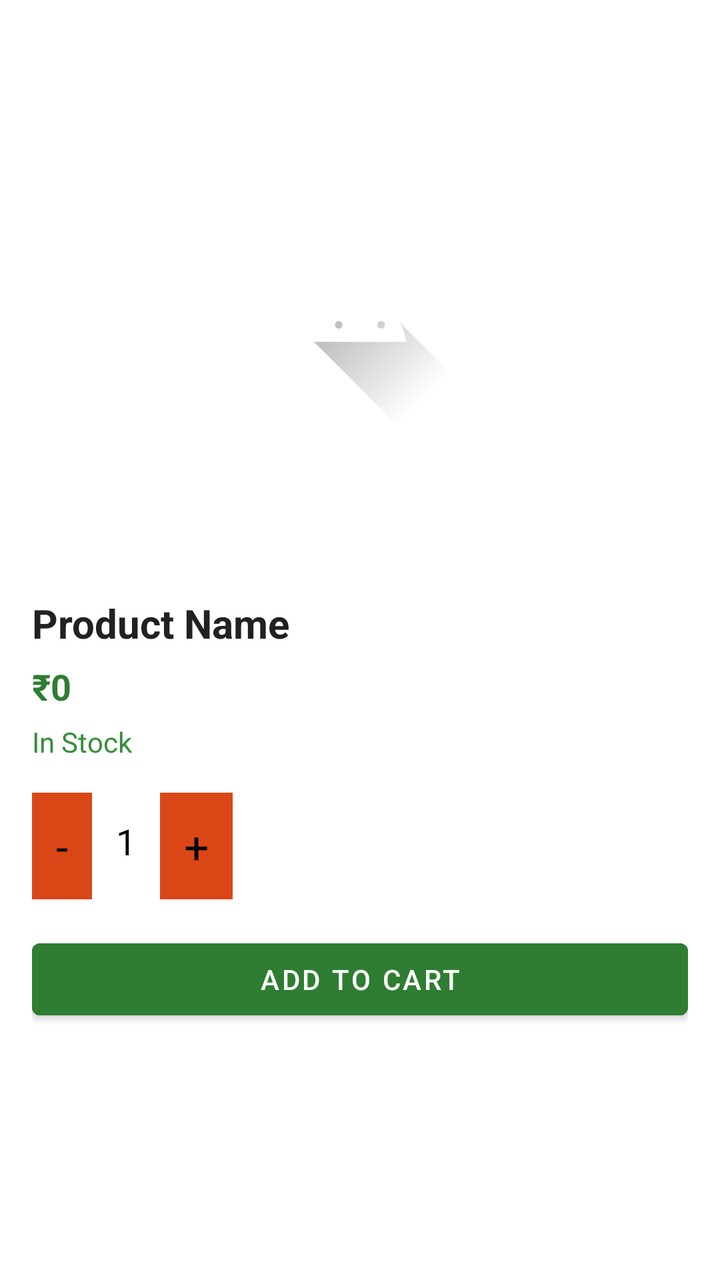
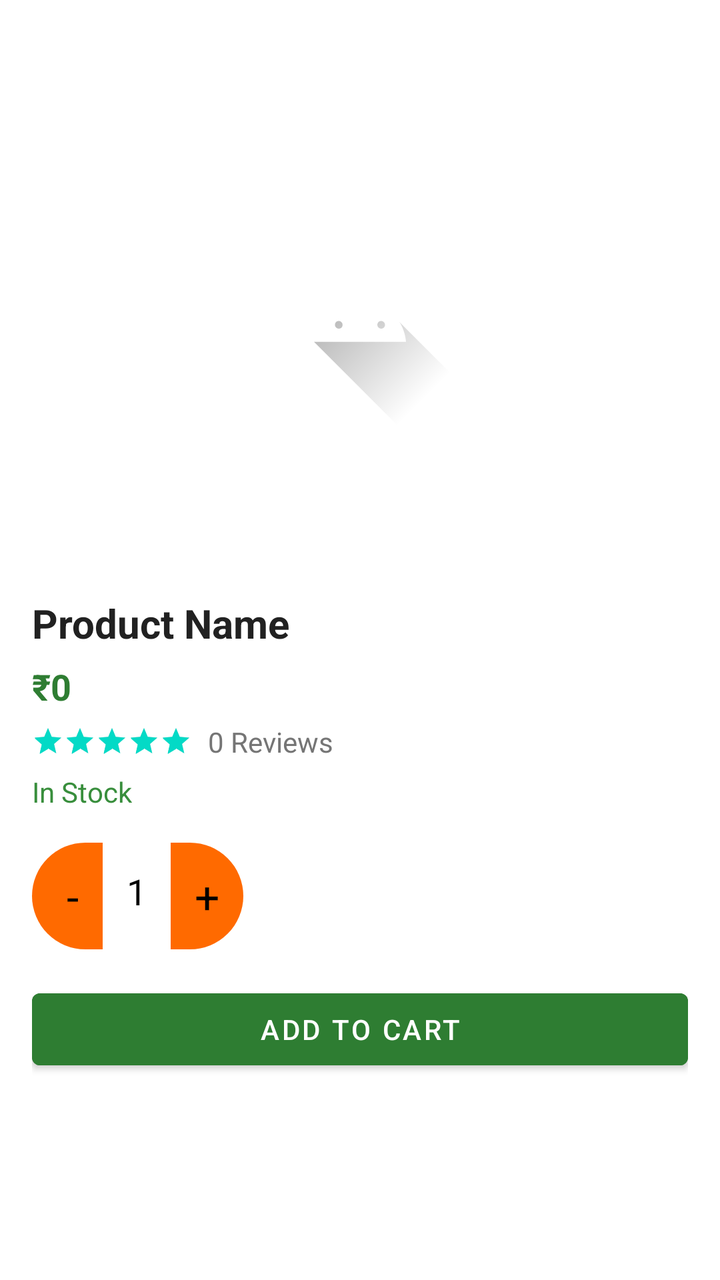

Screens rendered from an Android XML layout before and after an edit, with the pre-edit source and the edit as a unified diff.
<!-- AndroidManifest.xml: application theme Theme.BulkAgrochem -->
<!-- res/layout/activity_product_detail.xml -->
<?xml version="1.0" encoding="utf-8"?>
<ScrollView xmlns:android="http://schemas.android.com/apk/res/android"
    android:layout_width="match_parent"
    android:layout_height="match_parent"
    android:background="#FFFFFF">

    <LinearLayout
        android:layout_width="match_parent"
        android:layout_height="wrap_content"
        android:orientation="vertical"
        android:padding="16dp"
        android:layout_marginTop="20dp">

        
        <FrameLayout
            android:layout_width="match_parent"
            android:layout_height="wrap_content">

            
            <ImageView
                android:id="@+id/imgProduct"
                android:layout_width="match_parent"
                android:layout_height="250dp"
                android:scaleType="centerInside"
                android:src="@drawable/ic_launcher_foreground" />

            
            <TextView
                android:id="@+id/txtDiscount"
                android:layout_width="wrap_content"
                android:layout_height="wrap_content"
                android:layout_marginTop="10dp"
                android:layout_marginStart="10dp"
                android:background="@drawable/bg_discount"
                android:padding="6dp"
                android:text="10% OFF"
                android:textColor="#FFFFFF"
                android:textSize="14sp"
                android:visibility="gone" />

        </FrameLayout>


        
        <TextView
            android:id="@+id/txtProductName"
            android:layout_width="match_parent"
            android:layout_height="wrap_content"
            android:layout_marginTop="12dp"
            android:text="Product Name"
            android:textSize="20sp"
            android:textStyle="bold"
            android:textColor="#212121" />

        
        <LinearLayout
            android:layout_width="wrap_content"
            android:layout_height="wrap_content"
            android:orientation="horizontal"
            android:layout_marginTop="6dp">

            <TextView
                android:id="@+id/txtProductPrice"
                android:layout_width="wrap_content"
                android:layout_height="wrap_content"
                android:text="₹0"
                android:textSize="18sp"
                android:textStyle="bold"
                android:textColor="#2E7D32" />

            <TextView
                android:id="@+id/txtOriginalPrice"
                android:layout_width="wrap_content"
                android:layout_height="wrap_content"
                android:layout_marginStart="8dp"
                android:text="₹00"
                android:textSize="16sp"
                android:textColor="#9E9E9E"
                android:visibility="gone"/>

        </LinearLayout>


        
        <TextView
            android:id="@+id/txtStock"
            android:layout_width="wrap_content"
            android:layout_height="wrap_content"
            android:layout_marginTop="6dp"
            android:text="In Stock"
            android:textSize="14sp"
            android:textColor="#388E3C" />


        
        <LinearLayout
            android:layout_width="wrap_content"
            android:layout_height="wrap_content"
            android:layout_marginTop="16dp"
            android:orientation="horizontal"
            android:gravity="center_vertical"
            android:foreground="?attr/selectableItemBackground"
            android:background="@drawable/bg_qty_button">

            <TextView
                android:id="@+id/btnMinus"
                android:text="-"
                android:textColor="@color/black"
                android:textSize="22sp"
                android:padding="12dp"
                android:background="#DB4617"
                android:layout_height="match_parent"
                android:layout_width="match_parent"/>

            <TextView
                android:id="@+id/txtQty"
                android:text="1"
                android:textSize="18sp"
                android:background="@color/white"
                android:padding="12dp"
                android:textColor="@color/black"
                android:layout_height="match_parent"
                android:layout_width="match_parent"/>

            <TextView
                android:id="@+id/btnPlus"
                android:text="+"
                android:textColor="@color/black"
                android:textSize="22sp"
                android:padding="12dp"
                android:background="#DB4617"
                android:layout_height="match_parent"
                android:layout_width="match_parent"/>
        </LinearLayout>

        
        <Button
            android:id="@+id/btnAddToCart"
            android:layout_width="match_parent"
            android:layout_height="48dp"
            android:layout_marginTop="16dp"
            android:text="Add to Cart"
            android:backgroundTint="#2E7D32"
            android:textColor="#FFFFFF"/>

        
        <TextView
            android:id="@+id/txtDescription"
            android:layout_width="match_parent"
            android:layout_height="wrap_content"
            android:layout_marginTop="12dp"
            android:text="Product Description..."
            android:textSize="14sp"
            android:textColor="#757575"
            android:visibility="gone"/>

        
        <TextView
            android:id="@+id/txtDetails"
            android:layout_width="match_parent"
            android:layout_height="wrap_content"
            android:layout_marginTop="12dp"
            android:text="Product Details..."
            android:textSize="14sp"
            android:textColor="#616161"
            android:visibility="gone"/>

    </LinearLayout>

</ScrollView>
<!-- resources referenced by this layout -->
<resources>
  <color name="black">#FF000000</color>
  <color name="white">#FFFFFFFF</color>
  <!-- drawable bg_discount (drawable) -->
  <shape xmlns:android="http://schemas.android.com/apk/res/android">
      <solid android:color="#D32F2F"/>
      <corners android:radius="6dp"/>
  </shape>
  <!-- drawable bg_qty_button (drawable) -->
  <shape xmlns:android="http://schemas.android.com/apk/res/android">
      <solid android:color="#EEEEEE"/>
      <corners android:radius="8dp"/>
  </shape>
  <!-- drawable ic_launcher_foreground (drawable) -->
  <vector xmlns:android="http://schemas.android.com/apk/res/android"
      xmlns:aapt="http://schemas.android.com/aapt"
      android:width="108dp"
      android:height="108dp"
      android:viewportWidth="108"
      android:viewportHeight="108">
      <path android:pathData="M31,63.928c0,0 6.4,-11 12.1,-13.1c7.2,-2.6 26,-1.4 26,-1.4l38.1,38.1L107,108.928l-32,-1L31,63.928z">
          <aapt:attr name="android:fillColor">
              <gradient
                  android:endX="85.84757"
                  android:endY="92.4963"
                  android:startX="42.9492"
                  android:startY="49.59793"
                  android:type="linear">
                  <item
                      android:color="#44000000"
                      android:offset="0.0" />
                  <item
                      android:color="#00000000"
                      android:offset="1.0" />
              </gradient>
          </aapt:attr>
      </path>
      <path
          android:fillColor="#FFFFFF"
          android:fillType="nonZero"
          android:pathData="M65.3,45.828l3.8,-6.6c0.2,-0.4 0.1,-0.9 -0.3,-1.1c-0.4,-0.2 -0.9,-0.1 -1.1,0.3l-3.9,6.7c-6.3,-2.8 -13.4,-2.8 -19.7,0l-3.9,-6.7c-0.2,-0.4 -0.7,-0.5 -1.1,-0.3C38.8,38.328 38.7,38.828 38.9,39.228l3.8,6.6C36.2,49.428 31.7,56.028 31,63.928h46C76.3,56.028 71.8,49.428 65.3,45.828zM43.4,57.328c-0.8,0 -1.5,-0.5 -1.8,-1.2c-0.3,-0.7 -0.1,-1.5 0.4,-2.1c0.5,-0.5 1.4,-0.7 2.1,-0.4c0.7,0.3 1.2,1 1.2,1.8C45.3,56.528 44.5,57.328 43.4,57.328L43.4,57.328zM64.6,57.328c-0.8,0 -1.5,-0.5 -1.8,-1.2s-0.1,-1.5 0.4,-2.1c0.5,-0.5 1.4,-0.7 2.1,-0.4c0.7,0.3 1.2,1 1.2,1.8C66.5,56.528 65.6,57.328 64.6,57.328L64.6,57.328z"
          android:strokeWidth="1"
          android:strokeColor="#00000000" />
  </vector>
  <style name="Theme.BulkAgrochem" parent="Base.Theme.BulkAgrochem" />
  <style name="Base.Theme.BulkAgrochem" parent="Theme.MaterialComponents.DayNight.NoActionBar">
          
          <item name="android:windowBackground">@color/app_background</item>
          <item name="colorSurface">@color/app_background</item>
      </style>
  <color name="app_background">#F5F5F5</color>
</resources>

<!-- the commit's change to res/layout/activity_product_detail.xml (unified diff, before → after) -->
@@ -24,12 +24,54 @@
                 android:scaleType="centerInside"
                 android:src="@drawable/ic_launcher_foreground" />
 
+
+
+        </FrameLayout>
+
+
+        
+        <TextView
+            android:id="@+id/txtProductName"
+            android:layout_width="match_parent"
+            android:layout_height="wrap_content"
+            android:layout_marginTop="12dp"
+            android:text="Product Name"
+            android:textSize="20sp"
+            android:textStyle="bold"
+            android:textColor="#212121" />
+
+        
+        <LinearLayout
+            android:layout_width="wrap_content"
+            android:layout_height="wrap_content"
+            android:orientation="horizontal"
+            android:layout_marginTop="6dp">
+
+            <TextView
+                android:id="@+id/txtProductPrice"
+                android:layout_width="wrap_content"
+                android:layout_height="wrap_content"
+                android:text="₹0"
+                android:textSize="18sp"
+                android:textStyle="bold"
+                android:textColor="#2E7D32" />
+
+            <TextView
+                android:id="@+id/txtOriginalPrice"
+                android:layout_width="wrap_content"
+                android:layout_height="wrap_content"
+                android:layout_marginStart="8dp"
+                android:text="₹00"
+                android:textSize="16sp"
+                android:textColor="#9E9E9E"
+                android:visibility="gone"/>
+
             
             <TextView
                 android:id="@+id/txtDiscount"
                 android:layout_width="wrap_content"
                 android:layout_height="wrap_content"
-                android:layout_marginTop="10dp"
+                android:layout_marginTop="0dp"
                 android:layout_marginStart="10dp"
                 android:background="@drawable/bg_discount"
                 android:padding="6dp"
@@ -38,48 +80,38 @@
                 android:textSize="14sp"
                 android:visibility="gone" />
 
-        </FrameLayout>
-
-
-        
-        <TextView
-            android:id="@+id/txtProductName"
-            android:layout_width="match_parent"
-            android:layout_height="wrap_content"
-            android:layout_marginTop="12dp"
-            android:text="Product Name"
-            android:textSize="20sp"
-            android:textStyle="bold"
-            android:textColor="#212121" />
+        </LinearLayout>
+
 
         
         <LinearLayout
             android:layout_width="wrap_content"
             android:layout_height="wrap_content"
             android:orientation="horizontal"
-            android:layout_marginTop="6dp">
-
-            <TextView
-                android:id="@+id/txtProductPrice"
-                android:layout_width="wrap_content"
-                android:layout_height="wrap_content"
-                android:text="₹0"
-                android:textSize="18sp"
-                android:textStyle="bold"
-                android:textColor="#2E7D32" />
-
-            <TextView
-                android:id="@+id/txtOriginalPrice"
-                android:layout_width="wrap_content"
-                android:layout_height="wrap_content"
-                android:layout_marginStart="8dp"
-                android:text="₹00"
-                android:textSize="16sp"
-                android:textColor="#9E9E9E"
-                android:visibility="gone"/>
+            android:layout_marginTop="6dp"
+            android:gravity="center_vertical">
+
+            <RatingBar
+                android:id="@+id/ratingBar"
+                style="?android:attr/ratingBarStyleSmall"
+                android:layout_width="wrap_content"
+                android:layout_height="wrap_content"
+                android:isIndicator="true"
+                android:numStars="5"
+                android:stepSize="0.5"
+                android:rating="5"
+                android:theme="@style/Widget.AppCompat.RatingBar.Small"/>
+
+            <TextView
+                android:id="@+id/txtReviews"
+                android:layout_width="wrap_content"
+                android:layout_height="wrap_content"
+                android:text="0 Reviews"
+                android:textSize="14sp"
+                android:textColor="#757575"
+                android:layout_marginStart="8dp"/>
 
         </LinearLayout>
-
 
         
         <TextView
@@ -98,17 +130,16 @@
             android:layout_height="wrap_content"
             android:layout_marginTop="16dp"
             android:orientation="horizontal"
-            android:gravity="center_vertical"
+            android:gravity="center_horizontal"
             android:foreground="?attr/selectableItemBackground"
             android:background="@drawable/bg_qty_button">
 
             <TextView
                 android:id="@+id/btnMinus"
-                android:text="-"
+                android:text=" -"
                 android:textColor="@color/black"
                 android:textSize="22sp"
                 android:padding="12dp"
-                android:background="#DB4617"
                 android:layout_height="match_parent"
                 android:layout_width="match_parent"/>
 
@@ -128,9 +159,9 @@
                 android:textColor="@color/black"
                 android:textSize="22sp"
                 android:padding="12dp"
-                android:background="#DB4617"
                 android:layout_height="match_parent"
                 android:layout_width="match_parent"/>
+
         </LinearLayout>
 
         
<!-- resource entries referenced after the edit -->
@@ -9,8 +9,8 @@
   </shape>
   <!-- drawable bg_qty_button (drawable) -->
   <shape xmlns:android="http://schemas.android.com/apk/res/android">
-      <solid android:color="#EEEEEE"/>
-      <corners android:radius="8dp"/>
+      <solid android:color="#FF6A00"/>
+      <corners android:radius="50dp"/>
   </shape>
   <!-- drawable ic_launcher_foreground (drawable) -->
   <vector xmlns:android="http://schemas.android.com/apk/res/android"
